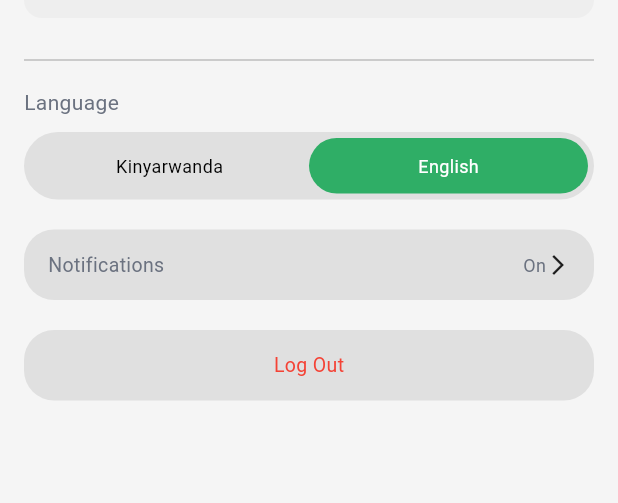
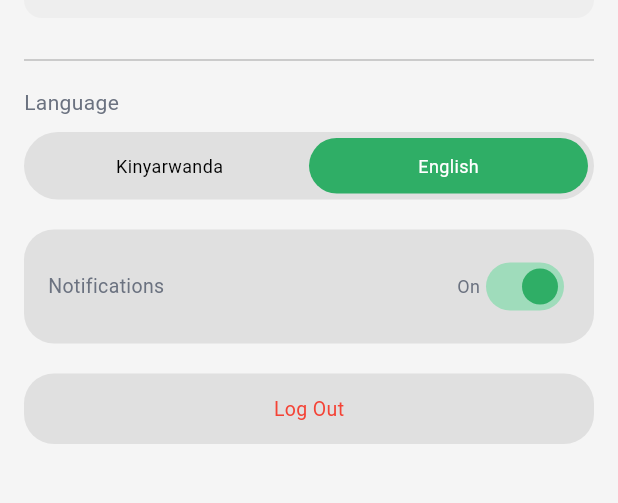
Before and after one commit to owen-stud123/ubuzima_connect, a Flutter app: the ProfileScreen screen opened directly, on a phone screen of 412 x 824 dp, the part 213-716 px from its top. Run offline on Flutter 3.47's test engine with Material 3 defaults, Android fonts, the phone set to English and light mode, and no system bars; our stand-ins replace cloud_firestore, equatable, firebase_auth, firebase_core, flutter_bloc, google_sign_in and 1 more; accounts and stored records are empty.

Commit message:
Fix profile notification toggle and Kinyarwanda text updates

```diff
--- a/lib/presentation/pages/profile_page.dart
+++ b/lib/presentation/pages/profile_page.dart
@@ -16,7 +16,7 @@ class ProfileScreen extends StatefulWidget {
 class _ProfileScreenState extends State<ProfileScreen> {
   static const Color _mediumGreen = Color(0xFF2FAE66);
 
-  bool isKinyarwanda = true;
+  bool notificationsEnabled = true;
   bool isLoggedOut = false;
 
   String _initialsFromName(String? name) {
@@ -29,18 +29,14 @@ class _ProfileScreenState extends State<ProfileScreen> {
         .toUpperCase();
   }
 
-  @override
-  void initState() {
-    super.initState();
-    isKinyarwanda =
-        LanguageService.currentLanguage.value == AppLanguage.kinyarwanda;
-  }
-
   Future<void> _setLanguage(bool useKinyarwanda) async {
-    setState(() => isKinyarwanda = useKinyarwanda);
     await LanguageService.setLanguage(
       useKinyarwanda ? AppLanguage.kinyarwanda : AppLanguage.english,
     );
+  }
+
+  String _text(AppLanguage language, String english, String kinyarwanda) {
+    return language == AppLanguage.kinyarwanda ? kinyarwanda : english;
   }
 
   @override
@@ -49,12 +45,16 @@ class _ProfileScreenState extends State<ProfileScreen> {
     final user = authState is AuthAuthenticatedState ? authState.user : null;
     final displayName = (user?.name != null && user!.name!.trim().isNotEmpty)
         ? user.name!.trim()
-        : 'User';
+        : _text(LanguageService.currentLanguage.value, 'User', 'Umukoresha');
     final displayEmail =
-        (user?.email ?? '').trim().isNotEmpty ? user!.email : 'No email';
+        (user?.email ?? '').trim().isNotEmpty
+            ? user!.email
+            : _text(LanguageService.currentLanguage.value, 'No email', 'Nta imeyili');
     final photoUrl = (user?.photoUrl ?? '').trim();
 
-    return Scaffold(
+    return ValueListenableBuilder<AppLanguage>(
+      valueListenable: LanguageService.currentLanguage,
+      builder: (context, language, _) => Scaffold(
         backgroundColor: const Color(0xFFF5F5F5),
         body: BlocListener<AuthBloc, AuthState>(
           listener: (context, state) {
@@ -84,9 +84,9 @@ class _ProfileScreenState extends State<ProfileScreen> {
                       ),
                     ),
                     const SizedBox(width: 16),
-                    const Text(
-                      'My Profile',
-                      style: TextStyle(
+                    Text(
+                      _text(language, 'My Profile', 'Umwirondoro Wanjye'),
+                      style: const TextStyle(
                         fontSize: 20,
                         fontWeight: FontWeight.bold,
                         color: _mediumGreen,
@@ -136,9 +136,9 @@ class _ProfileScreenState extends State<ProfileScreen> {
                               fontWeight: FontWeight.bold,
                             ),
                           ),
-                          const Text(
-                            'UbuzimaConnect User',
-                            style: TextStyle(fontSize: 12),
+                          Text(
+                            _text(language, 'UbuzimaConnect User', 'Umukoresha wa UbuzimaConnect'),
+                            style: const TextStyle(fontSize: 12),
                           ),
                           Text(
                             displayEmail,
@@ -157,11 +157,11 @@ class _ProfileScreenState extends State<ProfileScreen> {
                 const SizedBox(height: 10),
 
                 // Language Section
-                const Align(
+                Align(
                   alignment: Alignment.centerLeft,
                   child: Text(
-                    'Language',
-                    style: TextStyle(fontSize: 14),
+                    _text(language, 'Language', 'Ururimi'),
+                    style: const TextStyle(fontSize: 14),
                   ),
                 ),
 
@@ -181,7 +181,7 @@ class _ProfileScreenState extends State<ProfileScreen> {
                           child: Container(
                             padding: const EdgeInsets.symmetric(vertical: 10),
                             decoration: BoxDecoration(
-                              color: isKinyarwanda
+                                  color: language == AppLanguage.kinyarwanda
                                   ? _mediumGreen
                                   : Colors.transparent,
                               borderRadius: BorderRadius.circular(30),
@@ -190,7 +190,7 @@ class _ProfileScreenState extends State<ProfileScreen> {
                               child: Text(
                                 'Kinyarwanda',
                                 style: TextStyle(
-                                  color: isKinyarwanda
+                                  color: language == AppLanguage.kinyarwanda
                                       ? Colors.white
                                       : Colors.black,
                                   fontSize: 12,
@@ -206,7 +206,7 @@ class _ProfileScreenState extends State<ProfileScreen> {
                           child: Container(
                             padding: const EdgeInsets.symmetric(vertical: 10),
                             decoration: BoxDecoration(
-                              color: !isKinyarwanda
+                                  color: language == AppLanguage.english
                                   ? _mediumGreen
                                   : Colors.transparent,
                               borderRadius: BorderRadius.circular(30),
@@ -215,7 +215,7 @@ class _ProfileScreenState extends State<ProfileScreen> {
                               child: Text(
                                 'English',
                                 style: TextStyle(
-                                  color: !isKinyarwanda
+                                  color: language == AppLanguage.english
                                       ? Colors.white
                                       : Colors.black,
                                   fontSize: 12,
@@ -239,14 +239,29 @@ class _ProfileScreenState extends State<ProfileScreen> {
                     color: Colors.grey[300],
                     borderRadius: BorderRadius.circular(20),
                   ),
-                  child: const Row(
+                  child: Row(
                     mainAxisAlignment: MainAxisAlignment.spaceBetween,
                     children: [
-                      Text('Notifications', style: TextStyle(fontSize: 13)),
+                      Text(
+                        _text(language, 'Notifications', 'Amenyesha'),
+                        style: const TextStyle(fontSize: 13),
+                      ),
                       Row(
                         children: [
-                          Text('On', style: TextStyle(fontSize: 12)),
-                          Icon(Icons.arrow_forward_ios, size: 16)
+                          Text(
+                            notificationsEnabled
+                                ? _text(language, 'On', 'Bifunguye')
+                                : _text(language, 'Off', 'Bifunze'),
+                            style: const TextStyle(fontSize: 12),
+                          ),
+                          Switch.adaptive(
+                            value: notificationsEnabled,
+                            activeThumbColor: _mediumGreen,
+                            activeTrackColor: const Color(0xFF9FDCBB),
+                            onChanged: (value) {
+                              setState(() => notificationsEnabled = value);
+                            },
+                          ),
                         ],
                       )
                     ],
@@ -268,10 +283,10 @@ class _ProfileScreenState extends State<ProfileScreen> {
                       color: Colors.grey[300],
                       borderRadius: BorderRadius.circular(20),
                     ),
-                    child: const Center(
+                    child: Center(
                       child: Text(
-                        'Log Out',
-                        style: TextStyle(color: Colors.red, fontSize: 13),
+                        _text(language, 'Log Out', 'Sohoka'),
+                        style: const TextStyle(color: Colors.red, fontSize: 13),
                       ),
                     ),
                   ),
@@ -287,10 +302,10 @@ class _ProfileScreenState extends State<ProfileScreen> {
                       color: Colors.red[200],
                       borderRadius: BorderRadius.circular(20),
                     ),
-                    child: const Center(
+                    child: Center(
                       child: Text(
-                        'Logged Out',
-                        style: TextStyle(
+                        _text(language, 'Logged Out', 'Wasohotse'),
+                        style: const TextStyle(
                           fontSize: 16,
                           fontWeight: FontWeight.bold,
                         ),
@@ -302,6 +317,7 @@ class _ProfileScreenState extends State<ProfileScreen> {
             ),
           ),
         ),
+      ),
     );
   }
 }
```
Lines whose indentation alone changed are shown as unchanged.
